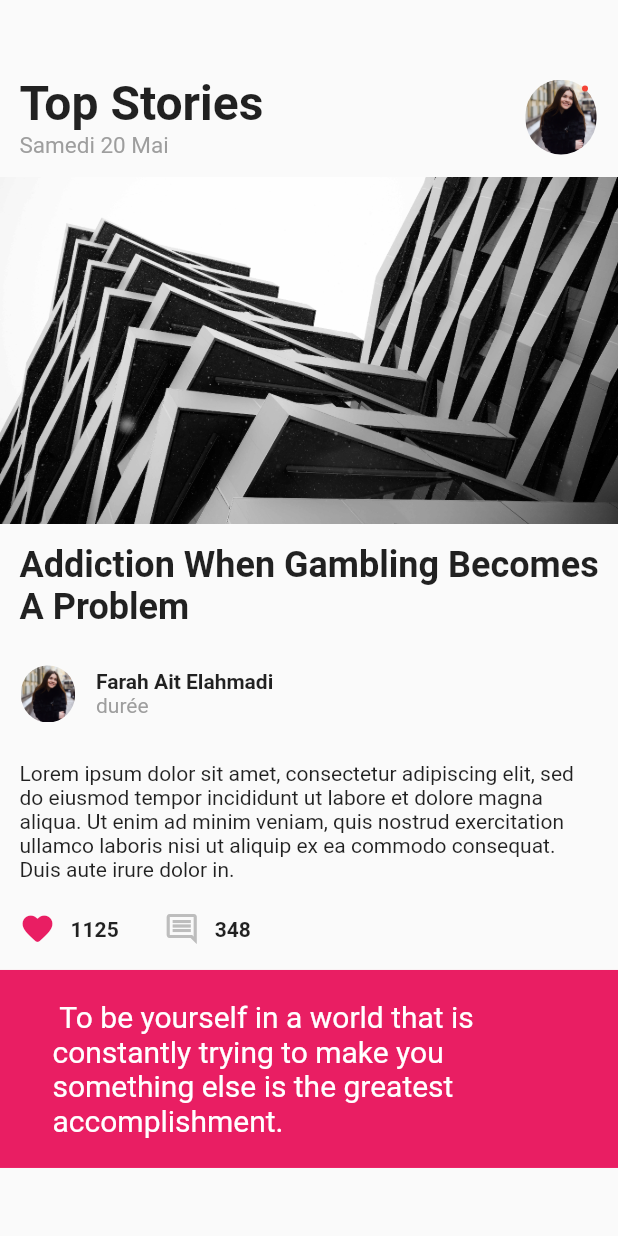
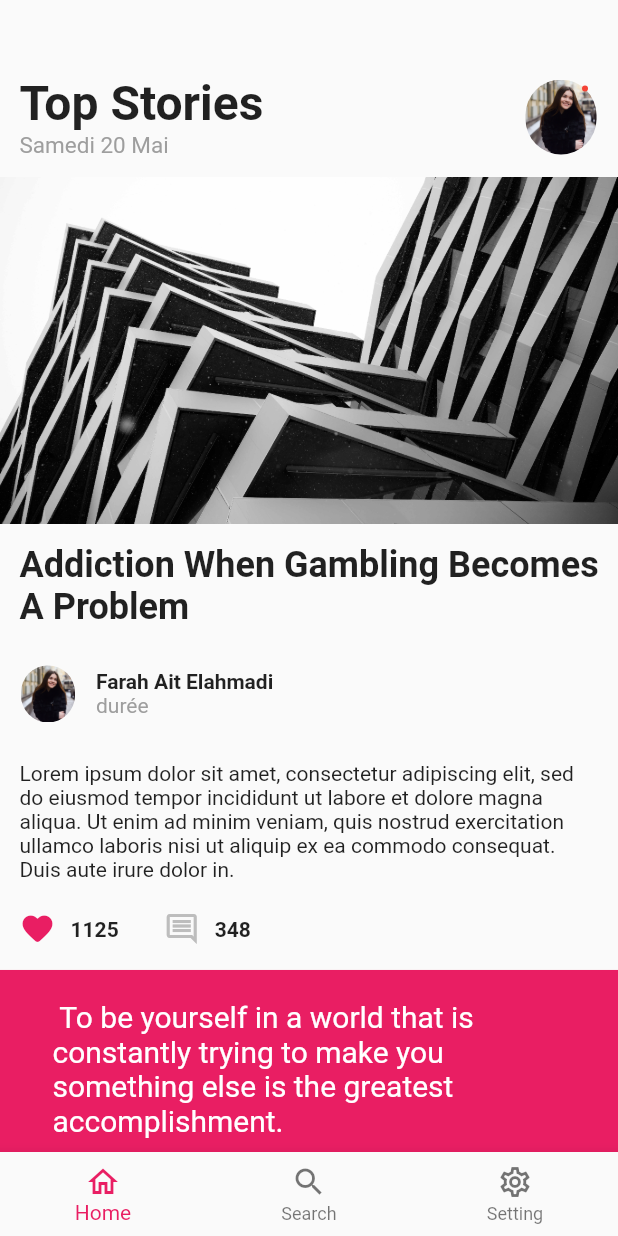
Before and after one commit to Ray0Emma/flutter_ui, a Flutter app: the screen it shows after launch, on a phone screen of 412 x 824 dp. Run offline on Flutter 3.47's test engine with Material 2 defaults, Android fonts, the phone set to English and light mode, and no system bars.

Commit message:
feat: added bottomnavigationbar

```diff
--- a/lib/main.dart
+++ b/lib/main.dart
@@ -195,6 +195,14 @@ class _MyHomePageState extends State<MyHomePage> {
           ],
         ),
       ),
+      bottomNavigationBar:
+          BottomNavigationBar(selectedItemColor: Colors.pink, items: [
+        BottomNavigationBarItem(icon: Icon(Icons.home_outlined), label: 'Home'),
+        BottomNavigationBarItem(
+            icon: Icon(Icons.search_outlined), label: 'Search'),
+        BottomNavigationBarItem(
+            icon: Icon(Icons.settings_outlined), label: 'Setting'),
+      ]),
     );
   }
 }
```
